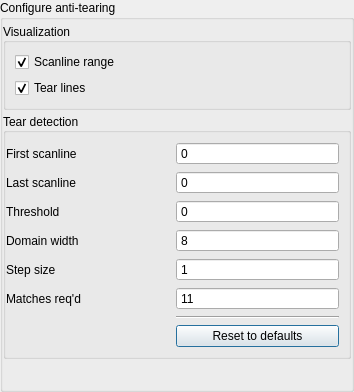
mrehkopf/vcs, file src/display/qt/dialogs/ui/anti_tear_dialog.ui: the form before one commit.
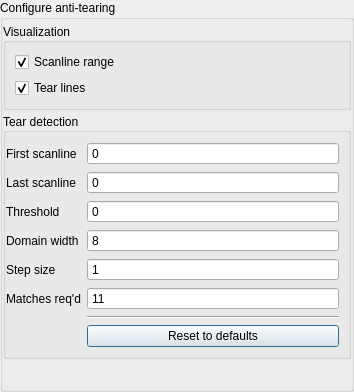
The form after the commit.

Commit message: gui/dialogs: Reduce horizontal separation between labels and controls

Patch:
```diff
--- a/src/display/qt/dialogs/ui/anti_tear_dialog.ui
+++ b/src/display/qt/dialogs/ui/anti_tear_dialog.ui
@@ -163,7 +163,7 @@
              <item row="0" column="0">
               <widget class="QLabel" name="label">
                <property name="sizePolicy">
-                <sizepolicy hsizetype="Preferred" vsizetype="Preferred">
+                <sizepolicy hsizetype="Maximum" vsizetype="Preferred">
                  <horstretch>0</horstretch>
                  <verstretch>0</verstretch>
                 </sizepolicy>
@@ -175,6 +175,12 @@
              </item>
              <item row="3" column="0">
               <widget class="QLabel" name="label_4">
+               <property name="sizePolicy">
+                <sizepolicy hsizetype="Maximum" vsizetype="Preferred">
+                 <horstretch>0</horstretch>
+                 <verstretch>0</verstretch>
+                </sizepolicy>
+               </property>
                <property name="text">
                 <string>Domain width</string>
                </property>
@@ -208,6 +214,12 @@
              </item>
              <item row="4" column="0">
               <widget class="QLabel" name="label_7">
+               <property name="sizePolicy">
+                <sizepolicy hsizetype="Maximum" vsizetype="Preferred">
+                 <horstretch>0</horstretch>
+                 <verstretch>0</verstretch>
+                </sizepolicy>
+               </property>
                <property name="text">
                 <string>Step size</string>
                </property>
@@ -242,6 +254,12 @@
              </item>
              <item row="5" column="0">
               <widget class="QLabel" name="label_6">
+               <property name="sizePolicy">
+                <sizepolicy hsizetype="Maximum" vsizetype="Preferred">
+                 <horstretch>0</horstretch>
+                 <verstretch>0</verstretch>
+                </sizepolicy>
+               </property>
                <property name="text">
                 <string>Matches req'd</string>
                </property>
@@ -285,6 +303,12 @@
              </item>
              <item row="2" column="0">
               <widget class="QLabel" name="label_3">
+               <property name="sizePolicy">
+                <sizepolicy hsizetype="Maximum" vsizetype="Preferred">
+                 <horstretch>0</horstretch>
+                 <verstretch>0</verstretch>
+                </sizepolicy>
+               </property>
                <property name="text">
                 <string>Threshold</string>
                </property>
@@ -293,7 +317,7 @@
              <item row="1" column="0">
               <widget class="QLabel" name="label_2">
                <property name="sizePolicy">
-                <sizepolicy hsizetype="Preferred" vsizetype="Preferred">
+                <sizepolicy hsizetype="Maximum" vsizetype="Preferred">
                  <horstretch>0</horstretch>
                  <verstretch>0</verstretch>
                 </sizepolicy>
```
The commit also changes 2 other files.
